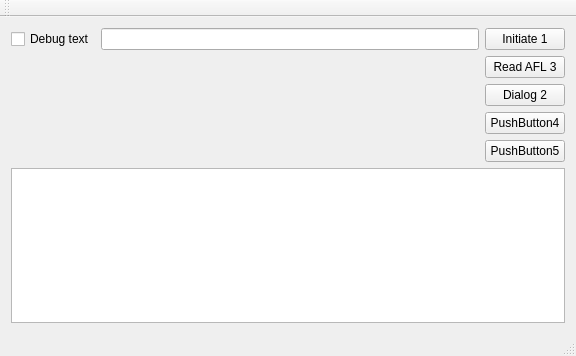
Baldurf/phos_dcs_3, file mainwindow.ui: the form before one commit.
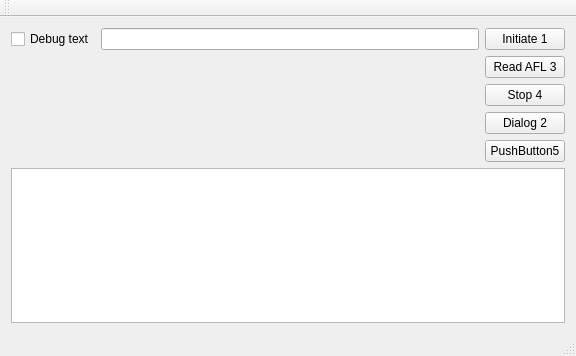
The form after the commit.

Patch:
```diff
--- a/mainwindow.ui
+++ b/mainwindow.ui
@@ -68,16 +68,16 @@
          </widget>
         </item>
         <item>
-         <widget class="QPushButton" name="pushButton_2">
+         <widget class="QPushButton" name="pushButton_4">
           <property name="text">
-           <string>Dialog 2</string>
+           <string>Stop 4</string>
           </property>
          </widget>
         </item>
         <item>
-         <widget class="QPushButton" name="pushButton_4">
+         <widget class="QPushButton" name="pushButton_2">
           <property name="text">
-           <string>PushButton4</string>
+           <string>Dialog 2</string>
           </property>
          </widget>
         </item>
```
